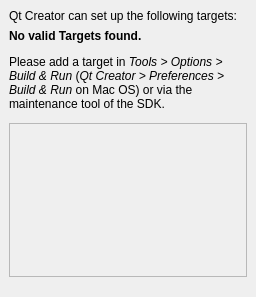
Old version of the form src/plugins/qt4projectmanager/wizards/targetsetuppage.ui in the repository qt-creator/qt-creator.
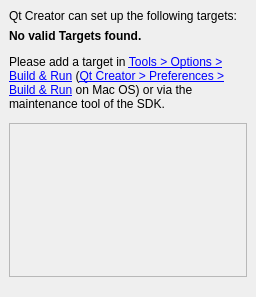
New version of the form.

Commit message: Open target preferences from "No valid target" page.

```diff
--- a/src/plugins/qt4projectmanager/wizards/targetsetuppage.ui
+++ b/src/plugins/qt4projectmanager/wizards/targetsetuppage.ui
@@ -54,7 +54,7 @@
       <item>
        <widget class="QLabel" name="noValidProfileLabel">
         <property name="text">
-         <string>&lt;html&gt;&lt;head/&gt;&lt;body&gt;&lt;p&gt;&lt;span style=&quot; font-weight:600;&quot;&gt;No valid Targets found.&lt;/span&gt;&lt;/p&gt;&lt;p&gt;Please add a target in &lt;span style=&quot; font-style:italic;&quot;&gt;Tools &amp;gt; Options &amp;gt; Build &amp;amp; Run&lt;/span&gt; (&lt;span style=&quot; font-style:italic;&quot;&gt;Qt Creator &amp;gt; Preferences &amp;gt; Build &amp;amp; Run&lt;/span&gt; on Mac OS) or via the maintenance tool of the SDK.&lt;/p&gt;&lt;/body&gt;&lt;/html&gt;</string>
+         <string>&lt;html&gt;&lt;head/&gt;&lt;body&gt;&lt;p&gt;&lt;span style=&quot; font-weight:600;&quot;&gt;No valid Targets found.&lt;/span&gt;&lt;/p&gt;&lt;p&gt;Please add a target in &lt;a href=&quot;buildandrun&quot;&gt;&lt;span style=&quot; text-decoration: underline; color:#0000ff;&quot;&gt;Tools &amp;gt; Options &amp;gt; Build &amp;amp; Run&lt;/span&gt;&lt;/a&gt; (&lt;a href=&quot;buildandrun&quot;&gt;&lt;span style=&quot; text-decoration: underline; color:#0000ff;&quot;&gt;Qt Creator &amp;gt; Preferences &amp;gt; Build &amp;amp; Run&lt;/span&gt;&lt;/a&gt; on Mac OS) or via the maintenance tool of the SDK.&lt;/p&gt;&lt;/body&gt;&lt;/html&gt;</string>
         </property>
         <property name="wordWrap">
          <bool>true</bool>
```
Left out of the diff: 4 changed lines with no effect on the pictures. The commit also changes 2 other files.
